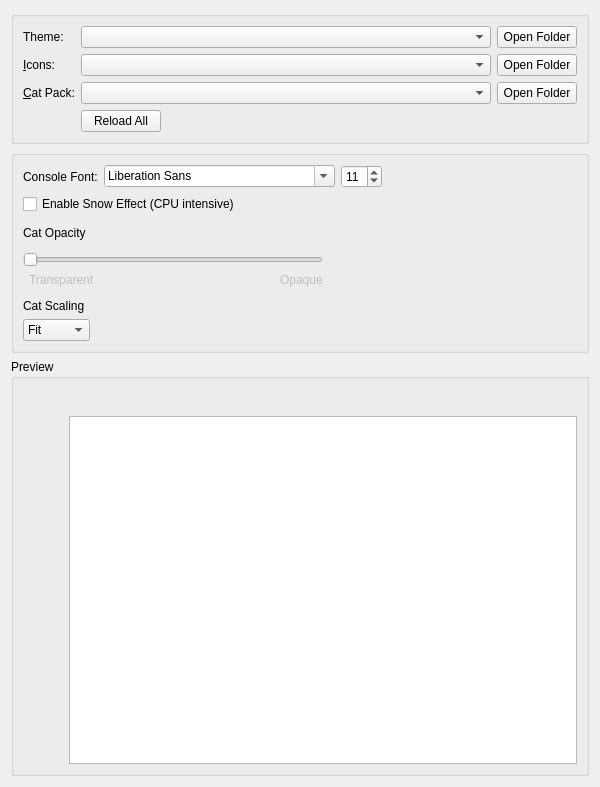
The window that launcher/ui/widgets/AppearanceWidget.ui (FreesmTeam/FreesmLauncher) describes before a commit, drawn with Qt 5.
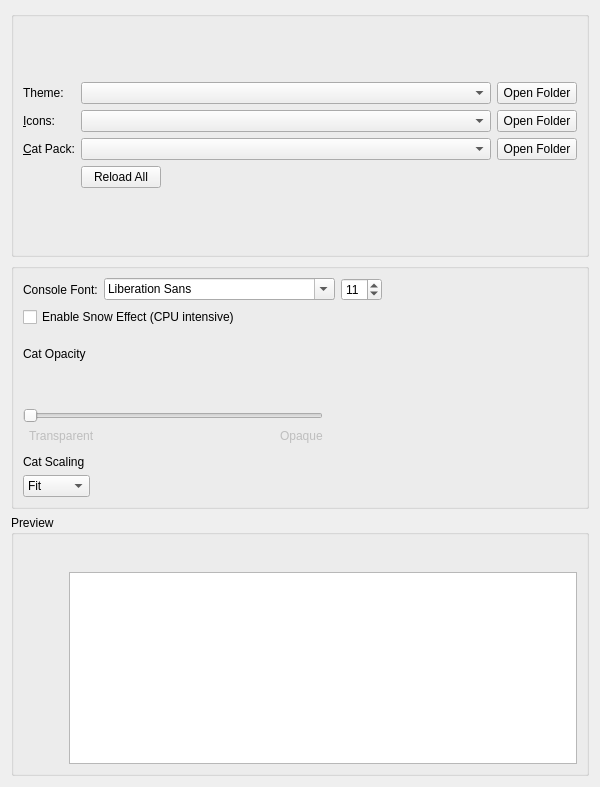
The same window after the commit. Icons and pictures are not drawn.

Commit message: feat(ui): make appearance page scrollable

Diff of the .ui file:
```diff
--- a/launcher/ui/widgets/AppearanceWidget.ui
+++ b/launcher/ui/widgets/AppearanceWidget.ui
@@ -600,7 +600,7 @@
           <item>
            <widget class="QTextEdit" name="consolePreview">
             <property name="sizePolicy">
-             <sizepolicy hsizetype="Expanding" vsizetype="MinimumExpanding">
+                <sizepolicy hsizetype="Expanding" vsizetype="Minimum">
               <horstretch>0</horstretch>
               <verstretch>0</verstretch>
              </sizepolicy>
```
The commit also changes 3 other files.
